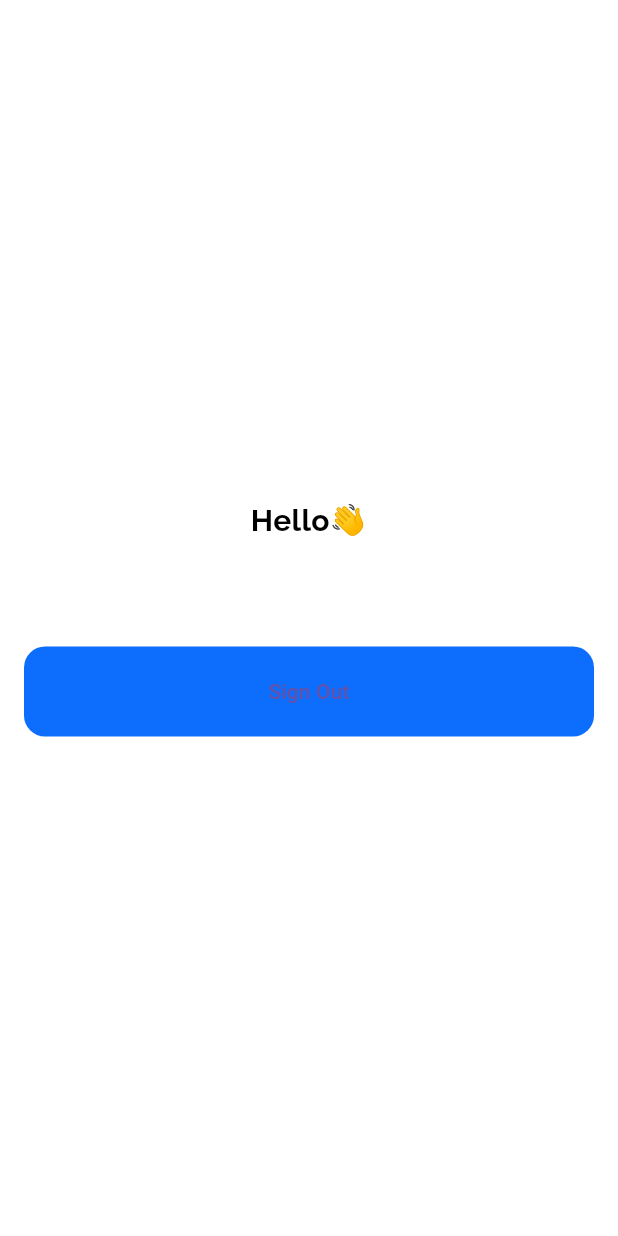
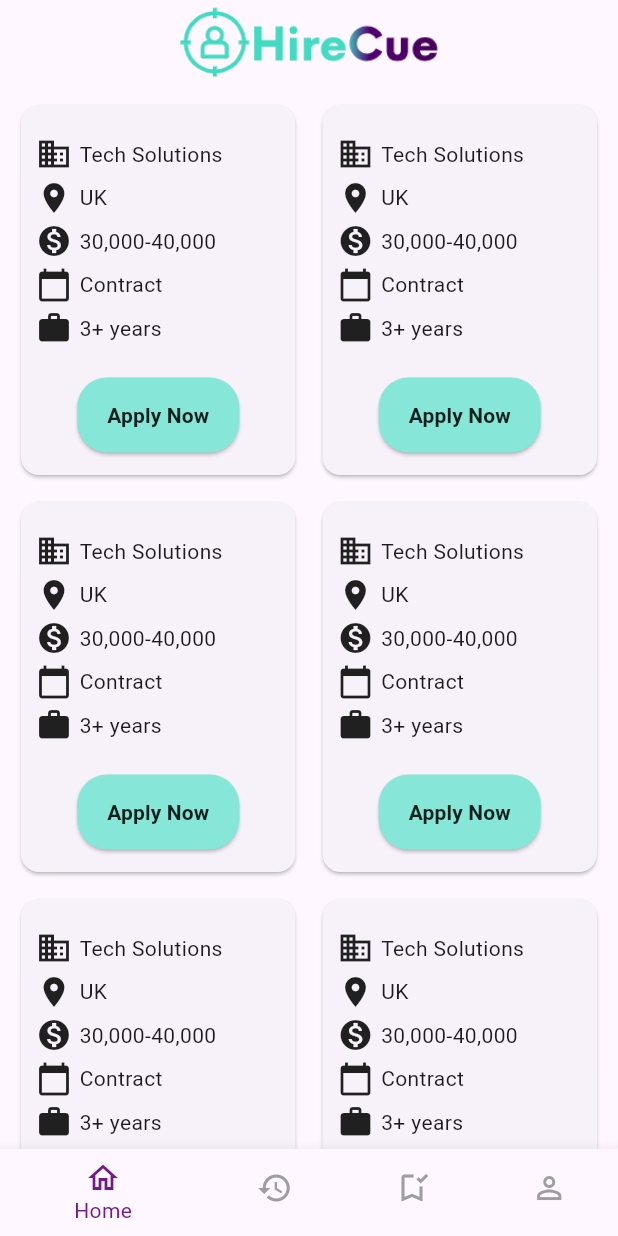
Before and after one commit to Eya-Benhouria/HireCue, a Flutter app: the Home screen opened directly, on a phone screen of 412 x 824 dp. Run offline on Flutter 3.47's test engine with Material 3 defaults, Android fonts, the phone set to English and light mode, and no system bars; our stand-ins replace firebase_auth, firebase_core, fluttertoast, font_awesome_flutter, google_fonts, google_sign_in and 2 more; accounts and stored records are empty; network calls fail.

Commit message:
Home Page added

```diff
--- a/lib/screens/Home/home.dart
+++ b/lib/screens/Home/home.dart
@@ -1,66 +1,222 @@
+import 'package:flutter/material.dart';
 
-import 'package:firebase_auth/firebase_auth.dart';
-import 'package:flutter/material.dart';
-import 'package:google_fonts/google_fonts.dart';
-import 'package:hirecue_app/Services/auth_service.dart';
+import '../../GlobalComponents/color_config.dart';
 
-class Home extends StatelessWidget {
-  const Home({super.key});
+class Home extends StatefulWidget {
+  @override
+  _HomeState createState() => _HomeState();
+}
+
+class _HomeState extends State<Home> {
+  int _selectedIndex = 0;
+
+  void _onItemTapped(int index) {
+    setState(() {
+      _selectedIndex = index;
+    });
+  }
 
   @override
   Widget build(BuildContext context) {
     return Scaffold(
-      backgroundColor: Colors.white,
-      body: SafeArea(
+      appBar: AppBar(
+        title: Row(
+          mainAxisAlignment: MainAxisAlignment.center,
+          children: [
+            Image.asset(
+              'images/logo.png',
+              height: 50,
+            ),
+          ],
+        ),
+        automaticallyImplyLeading: false,
+      ),
+      body: SingleChildScrollView(
         child: Padding(
-          padding: const EdgeInsets.symmetric(horizontal: 16,vertical: 16),
-          child: Column(
-            mainAxisAlignment: MainAxisAlignment.center,
-            children: [
-              Text(
-                  'Hello👋',
-                  style: GoogleFonts.raleway(
-                    textStyle: const TextStyle(
-                      color: Colors.black,
-                      fontWeight: FontWeight.bold,
-                      fontSize: 20
-                    )
+          padding: const EdgeInsets.all(10.0),
+          child: GridView.builder(
+            shrinkWrap: true,
+            physics: const NeverScrollableScrollPhysics(),
+            gridDelegate: const SliverGridDelegateWithFixedCrossAxisCount(
+              crossAxisCount: 2,
+              childAspectRatio: 3 / 4,
+              crossAxisSpacing: 10.0,
+              mainAxisSpacing: 10.0,
+            ),
+            itemCount: 10, // Replace with your actual item count
+            itemBuilder: (context, index) {
+              return JobCard();
+            },
+          ),
+        ),
+      ),
+      bottomNavigationBar: BottomNavigationBar(
+        items: const <BottomNavigationBarItem>[
+          BottomNavigationBarItem(
+            icon: Icon(Icons.home_outlined),
+            label: 'Home',
+          ),
+          BottomNavigationBarItem(
+            icon: Icon(Icons.history_outlined),
+            label: 'History',
+          ),
+          BottomNavigationBarItem(
+            icon: Icon(Icons.bookmark_added_outlined),
+            label: 'Saved',
+          ),
+          BottomNavigationBarItem(
+            icon: Icon(Icons.person_outline_outlined),
+            label: 'Profile',
+          ),
+        ],
+        currentIndex: _selectedIndex,
+        selectedItemColor: ColorConfig.secondColor,
+        unselectedItemColor: Colors.grey,
+        onTap: _onItemTapped,
+      ),
+    );
+  }
+}
+
+class JobCard extends StatelessWidget {
+  @override
+  Widget build(BuildContext context) {
+    return Card(
+      child: Padding(
+        padding: const EdgeInsets.all(10.0),
+        child: Column(
+          crossAxisAlignment: CrossAxisAlignment.start,
+          children: <Widget>[
+            const Expanded(
+              child: Text(
+                'Computer programmer',
+                style: TextStyle(
+                  fontSize: 18,
+                  fontWeight: FontWeight.bold,
+                ),
+              ),
+            ),
+            const SizedBox(height: 10),
+            const Row(
+              children: <Widget>[
+                Icon(Icons.business),
+                SizedBox(width: 5),
+                Expanded(
+                  child: Text(
+                    'Tech Solutions',
+                    style: TextStyle(
+                      fontSize: 14,
+                    ),
                   ),
                 ),
-                const SizedBox(height: 10,),
-                Text(
-                  FirebaseAuth.instance.currentUser!.email!.toString(),
-                  style: GoogleFonts.raleway(
-                    textStyle: const TextStyle(
-                      color: Colors.black,
-                      fontWeight: FontWeight.bold,
-                      fontSize: 20
-                    )
+              ],
+            ),
+            const SizedBox(height: 5),
+            const Row(
+              children: <Widget>[
+                Icon(Icons.location_on),
+                SizedBox(width: 5),
+                Expanded(
+                  child: Text(
+                    'UK',
+                    style: TextStyle(
+                      fontSize: 14,
+                    ),
                   ),
                 ),
-                 const SizedBox(height: 30,),
-                _logout(context)
-            ],
-          ),
+              ],
+            ),
+            const SizedBox(height: 5),
+            const Row(
+              children: <Widget>[
+                Icon(Icons.monetization_on),
+                SizedBox(width: 5),
+                Expanded(
+                  child: Text(
+                    '30,000-40,000',
+                    style: TextStyle(
+                      fontSize: 14,
+                    ),
+                  ),
+                ),
+              ],
+            ),
+            const SizedBox(height: 5),
+            const Row(
+              children: <Widget>[
+                Icon(Icons.calendar_today),
+                SizedBox(width: 5),
+                Expanded(
+                  child: Text(
+                    'Contract',
+                    style: TextStyle(
+                      fontSize: 14,
+                    ),
+                  ),
+                ),
+              ],
+            ),
+            const SizedBox(height: 5),
+            const Row(
+              children: <Widget>[
+                Icon(Icons.work),
+                SizedBox(width: 5),
+                Expanded(
+                  child: Text(
+                    '3+ years',
+                    style: TextStyle(
+                      fontSize: 14,
+                    ),
+                  ),
+                ),
+              ],
+            ),
+            const SizedBox(height: 10),
+            const Flexible(
+              child: SingleChildScrollView(
+                child: Text(
+                  'A data analyst collects, interprets and visualizes data to uncover insights. A data analyst assigns a numerical value to business functions so performance is assessed and compared over time.',
+                  style: TextStyle(
+                    fontSize: 12,
+                  ),
+                  maxLines: 4,
+                  overflow: TextOverflow.ellipsis,
+                ),
+              ),
+            ),
+            const SizedBox(height: 5),
+            // Increase height of the button section
+            SizedBox(
+              height: 60, // Set a fixed height for the button area
+              child: Center(
+                child: ElevatedButton(
+                  onPressed: () {
+                    // Handle "Apply Now" button press
+                  },
+                  style: ElevatedButton.styleFrom(
+                    foregroundColor: Colors.black87,
+                    backgroundColor: ColorConfig.primaryColor,
+                    shape: RoundedRectangleBorder(
+                      borderRadius: BorderRadius.circular(20.0),
+                    ),
+                    padding: const EdgeInsets.symmetric(
+                      horizontal: 20,
+                      vertical: 15,
+                    ),
+                  ),
+                  child: const Text(
+                    'Apply Now',
+                    style: TextStyle(
+                      fontSize: 14,
+                      fontWeight: FontWeight.bold,
+                    ),
+                  ),
+                ),
+              ),
+            ),
+          ],
         ),
       ),
     );
   }
-
-  Widget _logout(BuildContext context) {
-    return ElevatedButton(
-      style: ElevatedButton.styleFrom(
-        backgroundColor: const Color(0xff0D6EFD),
-        shape: RoundedRectangleBorder(
-          borderRadius: BorderRadius.circular(14),
-        ),
-        minimumSize: const Size(double.infinity, 60),
-        elevation: 0,
-      ),
-      onPressed: () async {
-        await AuthService().signout(context: context);
-      },
-      child: const Text("Sign Out"),
-    );
-  }
 }
```
Also changed, not shown: lib/Services/auth_service.dart (+43 -3 lines), lib/screens/bottom_bar_view.dart (added, +90 -0 lines), images/onboard1.png, images/onboard2.png, images/onboard3.png.
